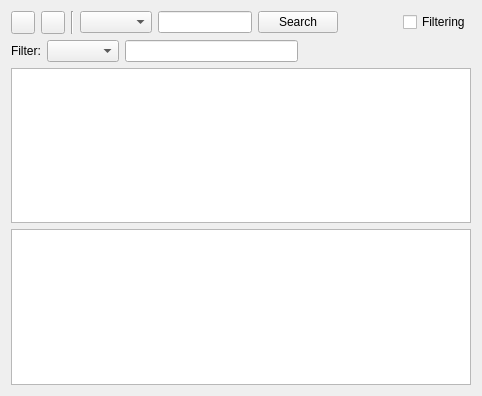
This is src/dictionarywidget.ui in jablonkai/QDictionary as Qt 5 draws it before an edit. The edited form follows.
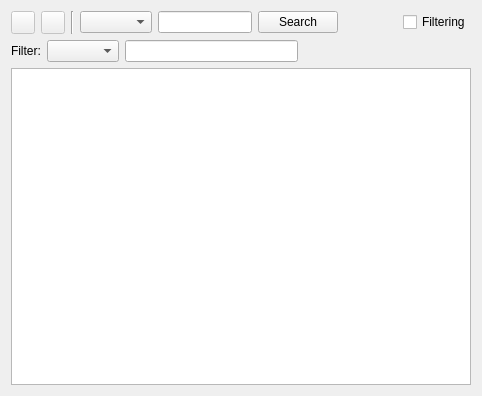
This is the edited form. Icons and pictures are not drawn. Custom widgets are drawn as their Qt base class.

```diff
--- a/src/dictionarywidget.ui
+++ b/src/dictionarywidget.ui
@@ -17,6 +17,9 @@
     <layout class="QHBoxLayout" >
      <item>
       <widget class="QToolButton" name="backwardButton" >
+       <property name="enabled" >
+        <bool>false</bool>
+       </property>
        <property name="toolTip" >
         <string>Previous</string>
        </property>
@@ -30,6 +33,9 @@
      </item>
      <item>
       <widget class="QToolButton" name="forwardButton" >
+       <property name="enabled" >
+        <bool>false</bool>
+       </property>
        <property name="toolTip" >
         <string>Next</string>
        </property>
@@ -157,9 +163,6 @@
      </property>
     </widget>
    </item>
-   <item>
-    <widget class="QTextBrowser" name="textBrowser" />
-   </item>
   </layout>
  </widget>
  <customwidgets>
```
Left out of the diff: 41 changed lines with no effect on the pictures.
